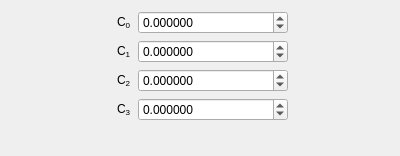
Old version of the form src/util/FormCTemp.ui in the repository lcnsqr/neblinux.
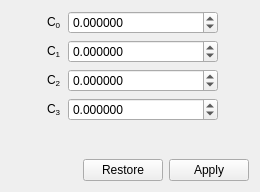
New version of the form.

```diff
--- a/src/util/FormCTemp.ui
+++ b/src/util/FormCTemp.ui
@@ -6,13 +6,15 @@
    <rect>
     <x>0</x>
     <y>0</y>
-    <width>400</width>
-    <height>156</height>
+    <width>260</width>
+    <height>192</height>
    </rect>
   </property>
   <property name="windowTitle">
    <string>Form</string>
   </property>
+  <layout class="QVBoxLayout" name="verticalLayout">
+   <item>
   <layout class="QFormLayout" name="formLayout">
    <property name="formAlignment">
     <set>Qt::AlignHCenter|Qt::AlignTop</set>
@@ -132,6 +134,39 @@
       <double>0.001000000000000</double>
      </property>
     </widget>
+     </item>
+    </layout>
+   </item>
+   <item>
+    <layout class="QHBoxLayout" name="horizontalLayout">
+     <item>
+      <spacer name="horizontalSpacer">
+       <property name="orientation">
+        <enum>Qt::Horizontal</enum>
+       </property>
+       <property name="sizeHint" stdset="0">
+        <size>
+         <width>40</width>
+         <height>20</height>
+        </size>
+       </property>
+      </spacer>
+     </item>
+     <item>
+      <widget class="QPushButton" name="cTempRestore">
+       <property name="text">
+        <string>Restore</string>
+       </property>
+      </widget>
+     </item>
+     <item>
+      <widget class="QPushButton" name="cTempApply">
+       <property name="text">
+        <string>Apply</string>
+       </property>
+      </widget>
+     </item>
+    </layout>
    </item>
   </layout>
  </widget>
```
Lines whose indentation alone changed are shown as unchanged.
